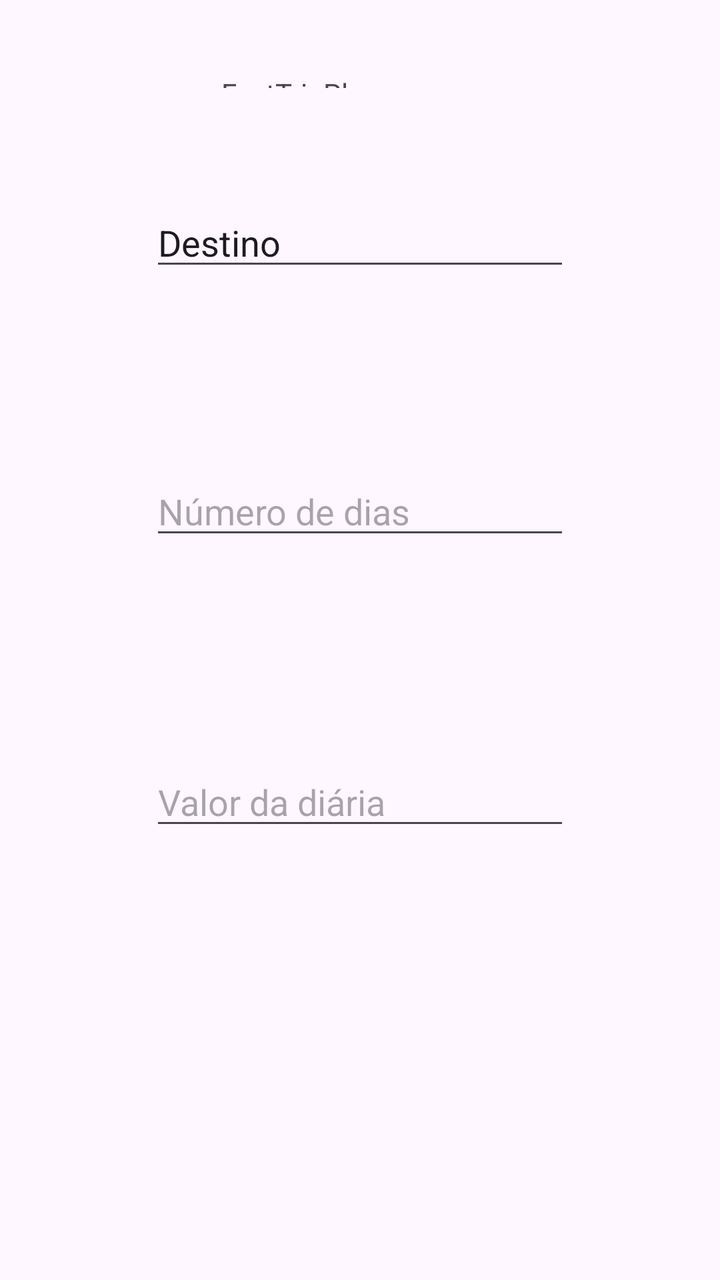
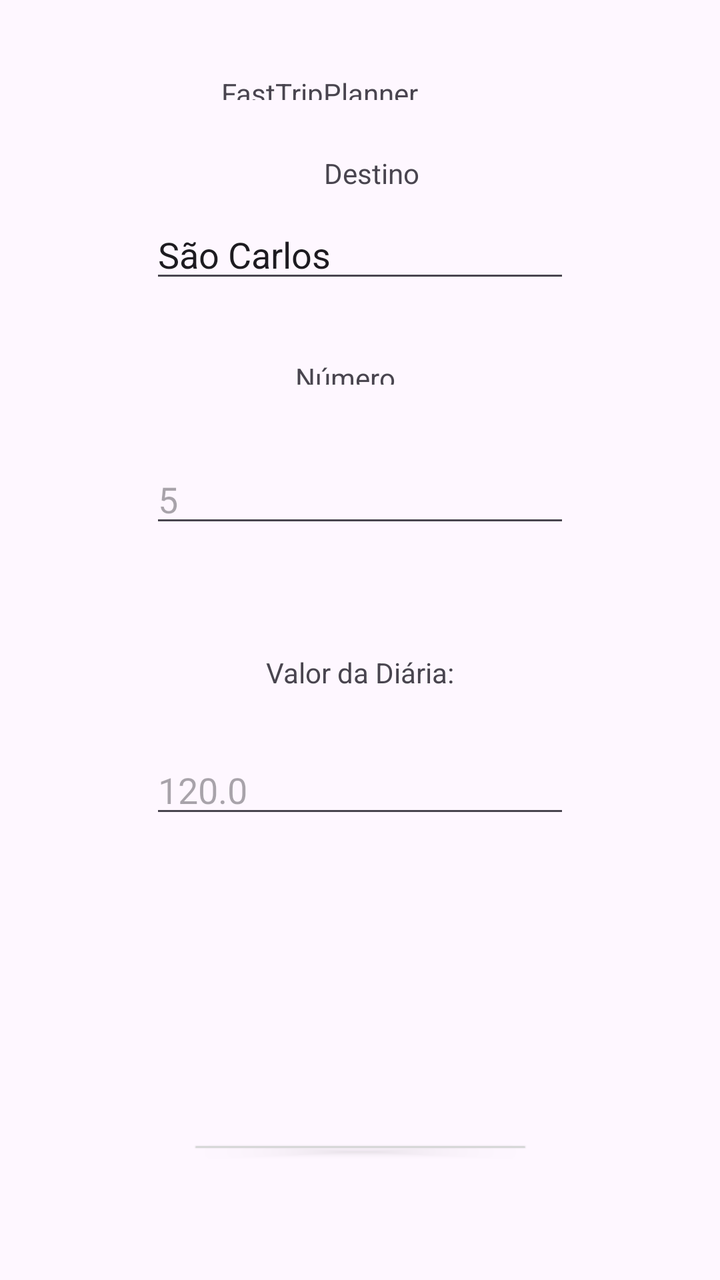

An Android layout rendered at two revisions. The XML below is the earlier revision; the diff shows what the commit changed to produce the second picture.
<!-- AndroidManifest.xml: application theme Theme.FastTripPlanner -->
<!-- res/layout/activity_main.xml -->
<?xml version="1.0" encoding="utf-8"?>
<androidx.constraintlayout.widget.ConstraintLayout xmlns:android="http://schemas.android.com/apk/res/android"
    xmlns:app="http://schemas.android.com/apk/res-auto"
    xmlns:tools="http://schemas.android.com/tools"
    android:id="@+id/main"
    android:layout_width="match_parent"
    android:layout_height="match_parent"
    tools:context=".MainActivity">

    <Button
        android:id="@+id/buttonAvancar"
        android:layout_width="173dp"
        android:layout_height="0dp"
        android:layout_marginBottom="60dp"
        android:text="Avançar"
        app:layout_constraintBottom_toBottomOf="parent"
        app:layout_constraintEnd_toEndOf="parent"
        app:layout_constraintStart_toStartOf="parent"
        app:layout_constraintTop_toBottomOf="@+id/etOrcamento" />

    <TextView
        android:id="@+id/appTitle"
        android:layout_width="139dp"
        android:layout_height="0dp"
        android:layout_marginTop="37dp"
        android:layout_marginBottom="55dp"
        android:text="@string/app_name"
        app:layout_constraintBottom_toTopOf="@+id/etDestino"
        app:layout_constraintEnd_toEndOf="parent"
        app:layout_constraintStart_toStartOf="parent"
        app:layout_constraintTop_toTopOf="parent" />

    <EditText
        android:id="@+id/etDestino"
        android:layout_width="wrap_content"
        android:layout_height="wrap_content"
        android:layout_marginBottom="93dp"
        android:ems="10"
        android:hint="Digite o destino"
        android:inputType="text"
        android:text="Destino"
        app:layout_constraintBottom_toTopOf="@+id/etDias"
        app:layout_constraintEnd_toEndOf="parent"
        app:layout_constraintStart_toStartOf="parent"
        app:layout_constraintTop_toBottomOf="@+id/appTitle" />

    <EditText
        android:id="@+id/etDias"
        android:layout_width="wrap_content"
        android:layout_height="wrap_content"
        android:layout_marginBottom="104dp"
        android:ems="10"
        android:hint="Número de dias"
        android:inputType="number"
        app:layout_constraintBottom_toTopOf="@+id/etOrcamento"
        app:layout_constraintEnd_toEndOf="parent"
        app:layout_constraintStart_toStartOf="parent"
        app:layout_constraintTop_toBottomOf="@+id/etDestino" />

    <EditText
        android:id="@+id/etOrcamento"
        android:layout_width="wrap_content"
        android:layout_height="wrap_content"
        android:layout_marginBottom="153dp"
        android:ems="10"
        android:hint="Valor da diária"
        android:inputType="numberDecimal"
        app:layout_constraintBottom_toTopOf="@+id/buttonAvancar"
        app:layout_constraintEnd_toEndOf="parent"
        app:layout_constraintStart_toStartOf="parent"
        app:layout_constraintTop_toBottomOf="@+id/etDias" />

</androidx.constraintlayout.widget.ConstraintLayout>
<!-- resources referenced by this layout -->
<resources>
  <string name="app_name">FastTripPlanner</string>
  <style name="Theme.FastTripPlanner" parent="Base.Theme.FastTripPlanner" />
  <style name="Base.Theme.FastTripPlanner" parent="Theme.Material3.DayNight.NoActionBar">
          
          
      </style>
</resources>

<!-- the commit's change to res/layout/activity_main.xml (unified diff, before → after) -->
@@ -23,9 +23,9 @@
         android:layout_width="139dp"
         android:layout_height="0dp"
         android:layout_marginTop="37dp"
-        android:layout_marginBottom="55dp"
+        android:layout_marginBottom="27dp"
         android:text="@string/app_name"
-        app:layout_constraintBottom_toTopOf="@+id/etDestino"
+        app:layout_constraintBottom_toTopOf="@+id/textView2"
         app:layout_constraintEnd_toEndOf="parent"
         app:layout_constraintStart_toStartOf="parent"
         app:layout_constraintTop_toTopOf="parent" />
@@ -34,28 +34,28 @@
         android:id="@+id/etDestino"
         android:layout_width="wrap_content"
         android:layout_height="wrap_content"
-        android:layout_marginBottom="93dp"
+        android:layout_marginBottom="33dp"
         android:ems="10"
         android:hint="Digite o destino"
         android:inputType="text"
-        android:text="Destino"
-        app:layout_constraintBottom_toTopOf="@+id/etDias"
+        android:text="São Carlos"
+        app:layout_constraintBottom_toTopOf="@+id/textView"
         app:layout_constraintEnd_toEndOf="parent"
         app:layout_constraintStart_toStartOf="parent"
-        app:layout_constraintTop_toBottomOf="@+id/appTitle" />
+        app:layout_constraintTop_toBottomOf="@+id/textView2" />
 
     <EditText
         android:id="@+id/etDias"
         android:layout_width="wrap_content"
         android:layout_height="wrap_content"
-        android:layout_marginBottom="104dp"
+        android:layout_marginBottom="58dp"
         android:ems="10"
-        android:hint="Número de dias"
+        android:hint="5"
         android:inputType="number"
-        app:layout_constraintBottom_toTopOf="@+id/etOrcamento"
+        app:layout_constraintBottom_toTopOf="@+id/textView3"
         app:layout_constraintEnd_toEndOf="parent"
         app:layout_constraintStart_toStartOf="parent"
-        app:layout_constraintTop_toBottomOf="@+id/etDestino" />
+        app:layout_constraintTop_toBottomOf="@+id/textView" />
 
     <EditText
         android:id="@+id/etOrcamento"
@@ -63,11 +63,44 @@
         android:layout_height="wrap_content"
         android:layout_marginBottom="153dp"
         android:ems="10"
-        android:hint="Valor da diária"
+        android:hint="120.0"
         android:inputType="numberDecimal"
         app:layout_constraintBottom_toTopOf="@+id/buttonAvancar"
         app:layout_constraintEnd_toEndOf="parent"
         app:layout_constraintStart_toStartOf="parent"
+        app:layout_constraintTop_toBottomOf="@+id/textView3" />
+
+    <TextView
+        android:id="@+id/textView"
+        android:layout_width="65dp"
+        android:layout_height="0dp"
+        android:layout_marginBottom="35dp"
+        android:text="Número de Dias:"
+        app:layout_constraintBottom_toTopOf="@+id/etDias"
+        app:layout_constraintEnd_toEndOf="parent"
+        app:layout_constraintStart_toStartOf="parent"
+        app:layout_constraintTop_toBottomOf="@+id/etDestino" />
+
+    <TextView
+        android:id="@+id/textView2"
+        android:layout_width="wrap_content"
+        android:layout_height="wrap_content"
+        android:layout_marginEnd="40dp"
+        android:layout_marginBottom="9dp"
+        android:text="Destino"
+        app:layout_constraintBottom_toTopOf="@+id/etDestino"
+        app:layout_constraintEnd_toEndOf="@+id/appTitle"
+        app:layout_constraintTop_toBottomOf="@+id/appTitle" />
+
+    <TextView
+        android:id="@+id/textView3"
+        android:layout_width="wrap_content"
+        android:layout_height="wrap_content"
+        android:layout_marginBottom="27dp"
+        android:text="Valor da Diária:"
+        app:layout_constraintBottom_toTopOf="@+id/etOrcamento"
+        app:layout_constraintEnd_toEndOf="@+id/etOrcamento"
+        app:layout_constraintStart_toStartOf="@+id/etOrcamento"
         app:layout_constraintTop_toBottomOf="@+id/etDias" />
 
 </androidx.constraintlayout.widget.ConstraintLayout>
